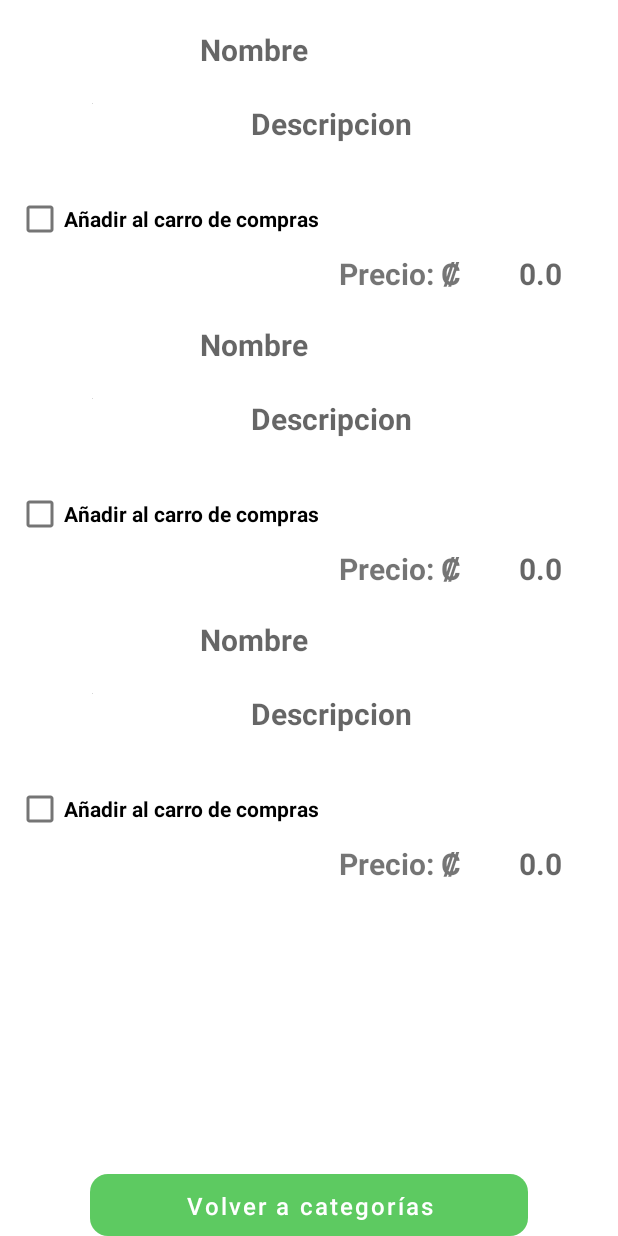
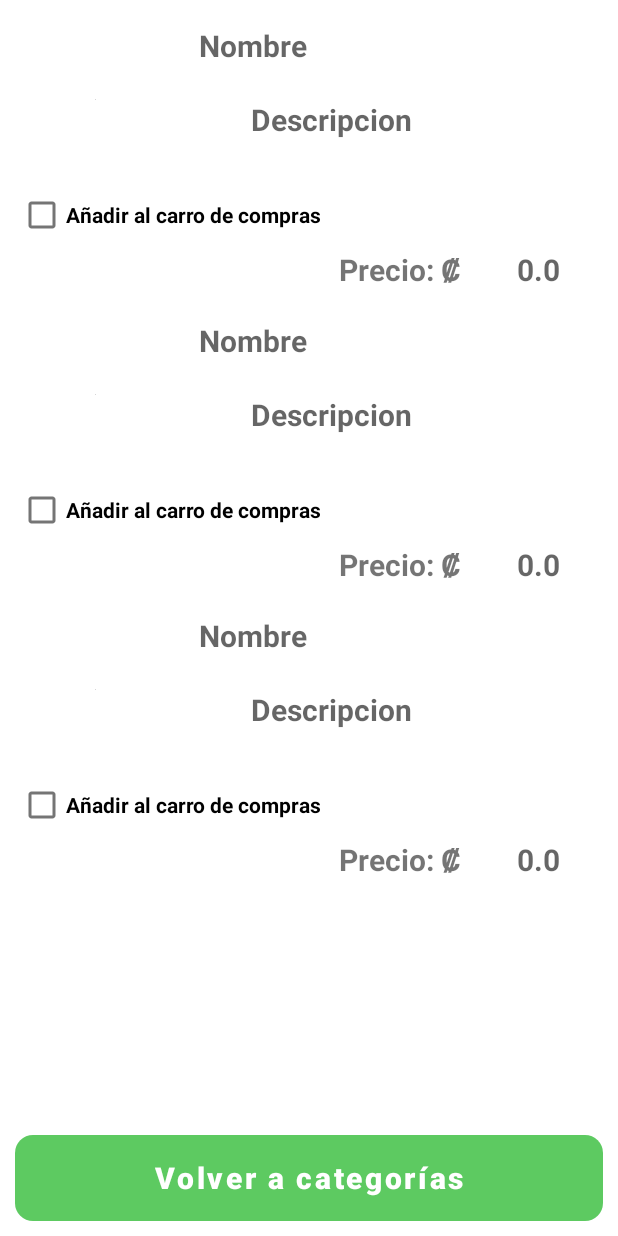
Before and after one commit to Garcialfa19/ProyectoProgra5, an Android app: the layout producto_view.xml on its own in the app's theme, with its tools: preview values and no code run, on a phone screen of 412 x 824 dp. Run offline under Robolectric (Android 15) with nearby library versions, the phone set to English and light mode, and no system bars; network calls fail.

```diff
--- a/MyApplication/app/src/main/java/com/example/myapplication/CrearCuenta.kt
+++ b/MyApplication/app/src/main/java/com/example/myapplication/CrearCuenta.kt
@@ -39,7 +39,7 @@ class CrearCuenta : AppCompatActivity() {
     }
 
     fun registrar(view: View) {
-        val ipAddress = "192.168.100.82"  // Cambiar la ip aquií
+        val ipAddress = "172.20.10.6"  // Cambiar la ip aquií
         val url = "http://$ipAddress/ecomerce/insertar.php"
 
         //Log the URL
--- a/MyApplication/app/src/main/java/com/example/myapplication/MainActivity.kt
+++ b/MyApplication/app/src/main/java/com/example/myapplication/MainActivity.kt
@@ -40,7 +40,7 @@ class MainActivity : AppCompatActivity() {
 
     fun login(view: View) {
 
-        val ipAddress = "192.168.100.82"  //**************** Cambiar la ip aquí *****************************
+        val ipAddress = "192.168.0.103"  //**************** Cambiar la ip aquí *****************************
         val url = "http://$ipAddress/ecomerce/login.php"
 
         val queue = Volley.newRequestQueue(this)
--- a/MyApplication/app/src/main/res/layout/producto_view.xml
+++ b/MyApplication/app/src/main/res/layout/producto_view.xml
@@ -1,18 +1,22 @@
 <?xml version="1.0" encoding="utf-8"?>
-<androidx.constraintlayout.widget.ConstraintLayout xmlns:android="http://schemas.android.com/apk/res/android"
+<androidx.constraintlayout.widget.ConstraintLayout
+    xmlns:android="http://schemas.android.com/apk/res/android"
     xmlns:tools="http://schemas.android.com/tools"
     android:layout_width="match_parent"
     android:layout_height="match_parent"
-    xmlns:app="http://schemas.android.com/apk/res-auto">
+    xmlns:app="http://schemas.android.com/apk/res-auto"
+    tools:context=".Producto">
 
     <ScrollView
         android:id="@+id/scroll_home_view"
-        android:layout_width="0dp"
+        android:layout_width="match_parent"
         android:layout_height="0dp"
-        android:layout_marginTop="5dp"
+        android:layout_marginTop="2.5dp"
         android:layout_marginBottom="5dp"
+        android:layout_marginStart="2.5dp"
+        android:layout_marginEnd="2.5dp"
         app:layout_constraintBottom_toTopOf="@+id/btnVolverCategoria"
-        app:layout_constraintEnd_toEndOf="parent"
+        app:layout_constraintEnd_toStartOf="@id/btnVolverCategoria"
         app:layout_constraintStart_toStartOf="parent"
         app:layout_constraintTop_toTopOf="parent"
         tools:ignore="ScrollViewCount">
@@ -28,17 +32,25 @@
         app:layout_constraintTop_toTopOf="parent" />
     </ScrollView>
 
+
     <Button
         android:id="@+id/btnVolverCategoria"
-        android:layout_width="292dp"
-        android:layout_height="41dp"
+        android:layout_width="match_parent"
+        android:layout_height="57dp"
+        android:layout_marginStart="10dp"
+        android:layout_marginEnd="10dp"
+        android:layout_marginTop="10dp"
+        android:layout_marginBottom="10dp"
         android:background="@drawable/roundstyle"
+        android:onClick="cerrarSesionPerfil"
         android:text="Volver a categorías"
         android:textAllCaps="false"
-        android:textSize="16dp"
+        android:textSize="20dp"
+        android:textStyle="bold"
         app:backgroundTint="@color/green"
         app:cornerRadius="@android:dimen/app_icon_size"
         app:layout_constraintBottom_toBottomOf="parent"
         app:layout_constraintEnd_toEndOf="parent"
-        app:layout_constraintStart_toStartOf="parent" />
+        app:layout_constraintStart_toStartOf="parent"/>
+
 </androidx.constraintlayout.widget.ConstraintLayout>
```
Also changed, not shown: MyApplication/app/build.gradle.kts (+13 -6 lines), MyApplication/app/src/main/AndroidManifest.xml (+4 -3 lines), MyApplication/app/src/main/java/com/example/myapplication/Carrito.kt (+23 -1 lines), MyApplication/app/src/main/java/com/example/myapplication/Categoria.kt (+16 -0 lines), MyApplication/app/src/main/java/com/example/myapplication/CategoriaProducto.kt (added, +100 -0 lines), MyApplication/app/src/main/java/com/example/myapplication/ProductoAdapter.kt (added, +35 -0 lines), MyApplication/app/src/main/res/layout/button_abarrotes.xml (+6 -4 lines), MyApplication/app/src/main/res/layout/categoriaview.xml (+12 -8 lines).
